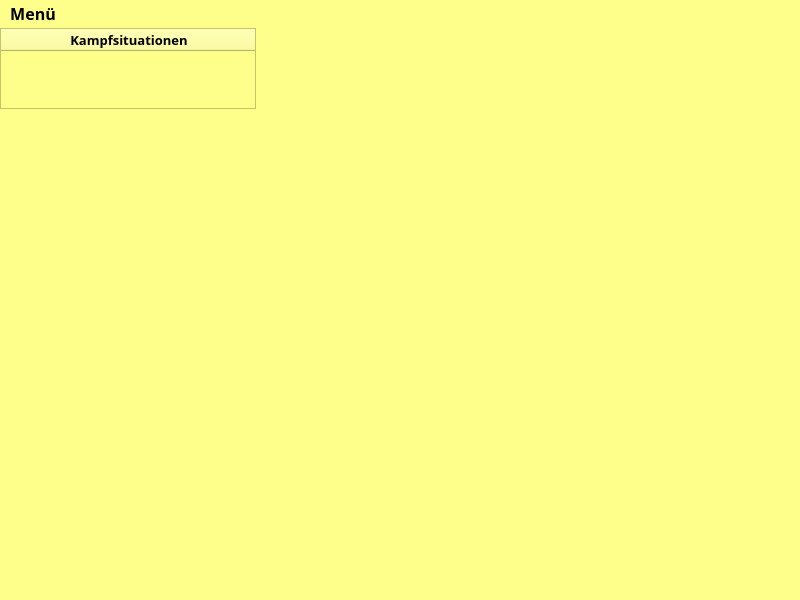
WarhawkPrime/DSA_AdvancedCombat, file mainwindow.ui: the form before one commit.
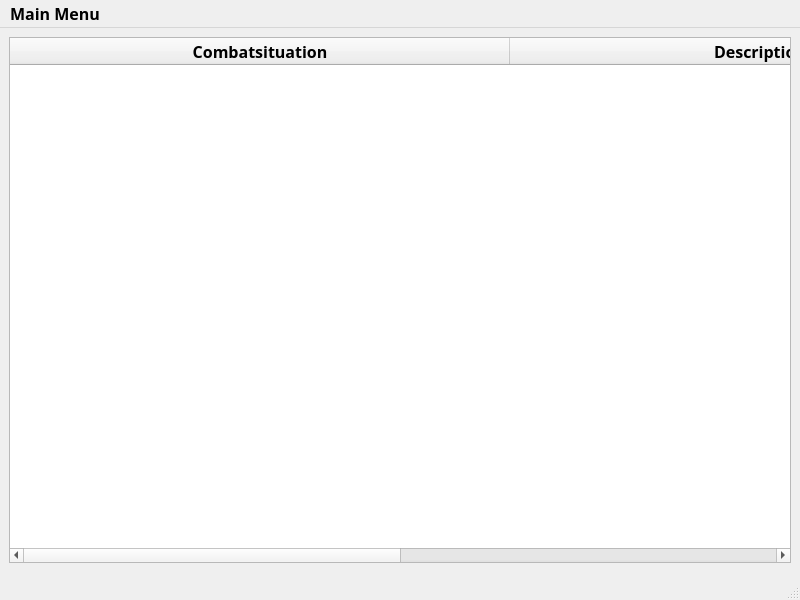
The form after the commit.

Diff of the .ui file:
```diff
--- a/mainwindow.ui
+++ b/mainwindow.ui
@@ -10,6 +10,12 @@
     <height>600</height>
    </rect>
   </property>
+  <property name="sizePolicy">
+   <sizepolicy hsizetype="Expanding" vsizetype="Expanding">
+    <horstretch>0</horstretch>
+    <verstretch>0</verstretch>
+   </sizepolicy>
+  </property>
   <property name="font">
    <font>
     <family>Arial Black</family>
@@ -22,49 +28,87 @@
    <string>Hauptmenü</string>
   </property>
   <property name="styleSheet">
-   <string notr="true">background-color: rgb(254, 255, 138);</string>
+   <string notr="true"/>
   </property>
   <widget class="QWidget" name="centralwidget">
-   <widget class="QTableWidget" name="tableWidgetCombatSituations">
-    <property name="geometry">
-     <rect>
-      <x>0</x>
-      <y>0</y>
-      <width>256</width>
-      <height>81</height>
-     </rect>
-    </property>
-    <property name="font">
-     <font>
-      <family>Arial Black</family>
-      <pointsize>8</pointsize>
-      <weight>75</weight>
-      <bold>true</bold>
-     </font>
-    </property>
-    <property name="styleSheet">
-     <string notr="true">selection-color: rgb(255, 0, 0);</string>
-    </property>
-    <attribute name="horizontalHeaderDefaultSectionSize">
-     <number>256</number>
-    </attribute>
-    <column>
-     <property name="text">
-      <string>Kampfsituationen</string>
-     </property>
-     <property name="font">
-      <font>
-       <family>Arial Black</family>
-       <pointsize>10</pointsize>
-       <weight>75</weight>
-       <bold>true</bold>
-      </font>
-     </property>
-     <property name="textAlignment">
-      <set>AlignCenter</set>
-     </property>
-    </column>
-   </widget>
+   <layout class="QHBoxLayout" name="horizontalLayout">
+    <item>
+     <spacer name="horizontalSpacer">
+      <property name="orientation">
+       <enum>Qt::Horizontal</enum>
+      </property>
+      <property name="sizeHint" stdset="0">
+       <size>
+        <width>40</width>
+        <height>20</height>
+       </size>
+      </property>
+     </spacer>
+    </item>
+    <item>
+     <widget class="QTableWidget" name="tableWidgetCombatSituations">
+      <property name="font">
+       <font>
+        <family>Arial Black</family>
+        <pointsize>10</pointsize>
+        <weight>75</weight>
+        <bold>true</bold>
+       </font>
+      </property>
+      <property name="styleSheet">
+       <string notr="true">selection-color: rgb(255, 0, 0);</string>
+      </property>
+      <property name="sizeAdjustPolicy">
+       <enum>QAbstractScrollArea::AdjustToContents</enum>
+      </property>
+      <attribute name="horizontalHeaderMinimumSectionSize">
+       <number>500</number>
+      </attribute>
+      <attribute name="horizontalHeaderDefaultSectionSize">
+       <number>500</number>
+      </attribute>
+      <column>
+       <property name="text">
+        <string>Combatsituation</string>
+       </property>
+       <property name="font">
+        <font>
+         <family>Arial Black</family>
+         <pointsize>12</pointsize>
+         <weight>75</weight>
+         <bold>true</bold>
+        </font>
+       </property>
+      </column>
+      <column>
+       <property name="text">
+        <string>Description</string>
+       </property>
+       <property name="font">
+        <font>
+         <family>Arial Black</family>
+         <pointsize>12</pointsize>
+         <weight>75</weight>
+         <bold>true</bold>
+        </font>
+       </property>
+      </column>
+     </widget>
+    </item>
+    <item>
+     <spacer name="horizontalSpacer_2">
+      <property name="orientation">
+       <enum>Qt::Horizontal</enum>
+      </property>
+      <property name="sizeHint" stdset="0">
+       <size>
+        <width>40</width>
+        <height>20</height>
+       </size>
+      </property>
+     </spacer>
+    </item>
+   </layout>
   </widget>
   <widget class="QMenuBar" name="menubar">
    <property name="geometry">
@@ -110,7 +154,7 @@
      </font>
     </property>
     <property name="title">
-     <string>Menü</string>
+     <string>Main Menu</string>
     </property>
     <addaction name="actionNeue_Kampfsituation"/>
     <addaction name="actionSpeichern_und_Beenden"/>
```
Left out of the diff: 56 changed lines with no effect on the pictures.
